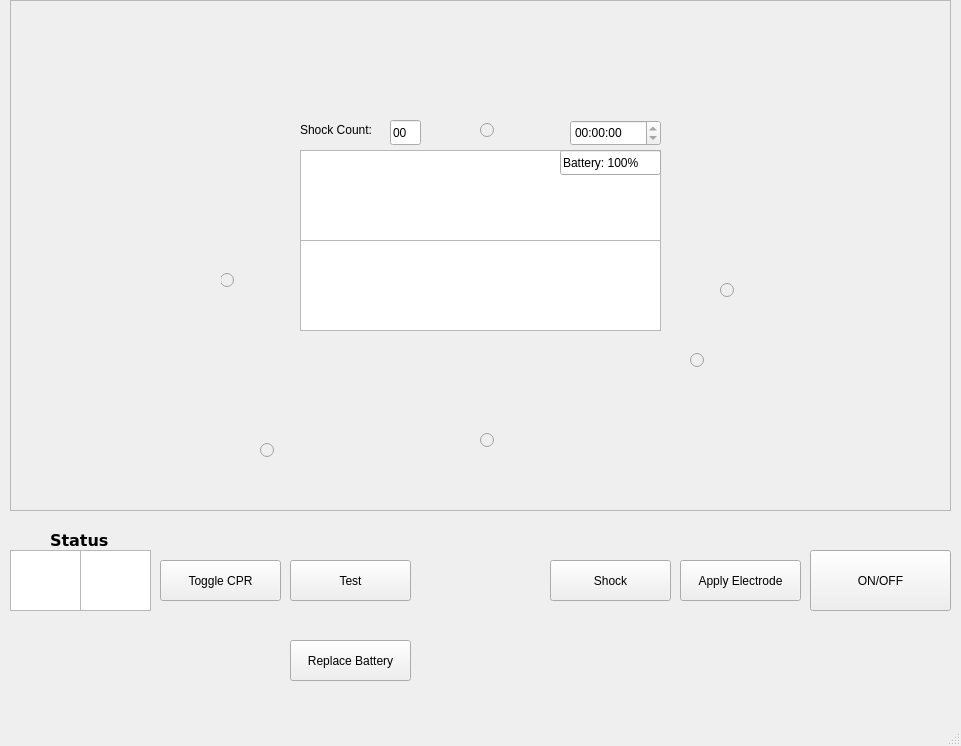
Above: src/aed-sim/mainwindow.ui from zachtes13/comp3004_aed-sim before the change. Below: the same form after it.
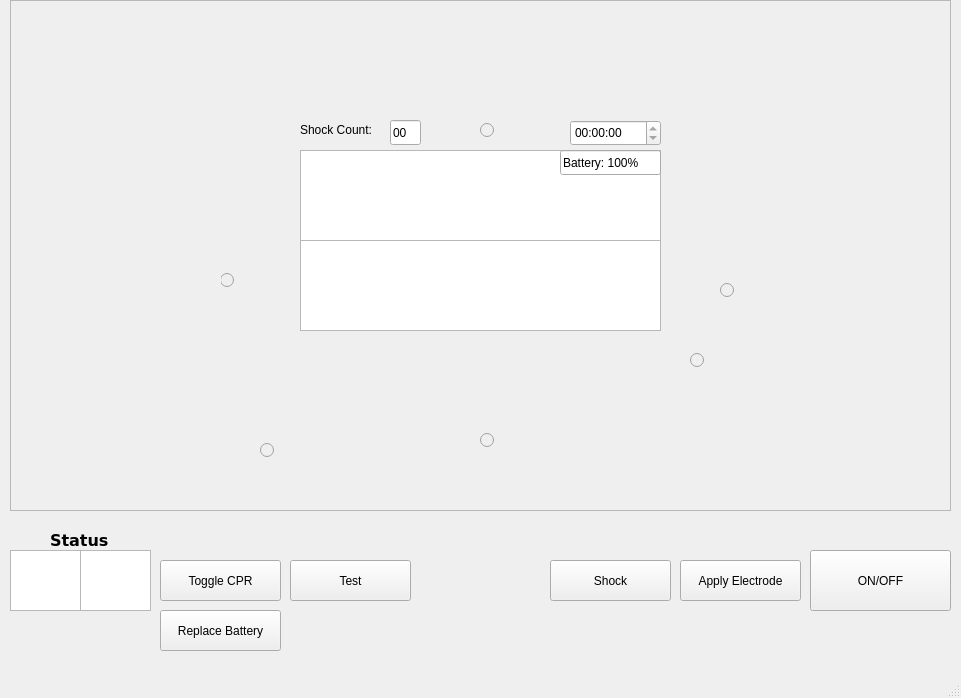
That is the form after the change.

Commit message: updated ui size and changed code to be cleaner

The edit to the form file:
```diff
--- a/src/aed-sim/mainwindow.ui
+++ b/src/aed-sim/mainwindow.ui
@@ -7,7 +7,7 @@
     <x>0</x>
     <y>0</y>
     <width>961</width>
-    <height>746</height>
+    <height>698</height>
    </rect>
   </property>
   <property name="windowTitle">
@@ -547,8 +547,8 @@
    <widget class="QPushButton" name="replaceBatteryButton">
     <property name="geometry">
      <rect>
-      <x>290</x>
-      <y>640</y>
+      <x>160</x>
+      <y>610</y>
       <width>121</width>
       <height>41</height>
      </rect>
```
The commit also changes 2 other files.
